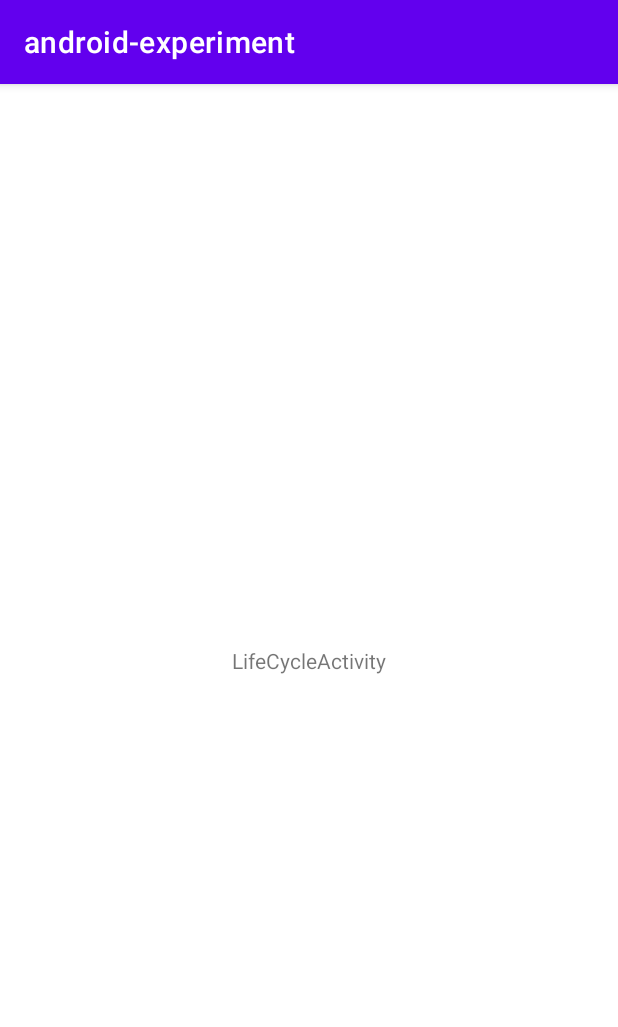
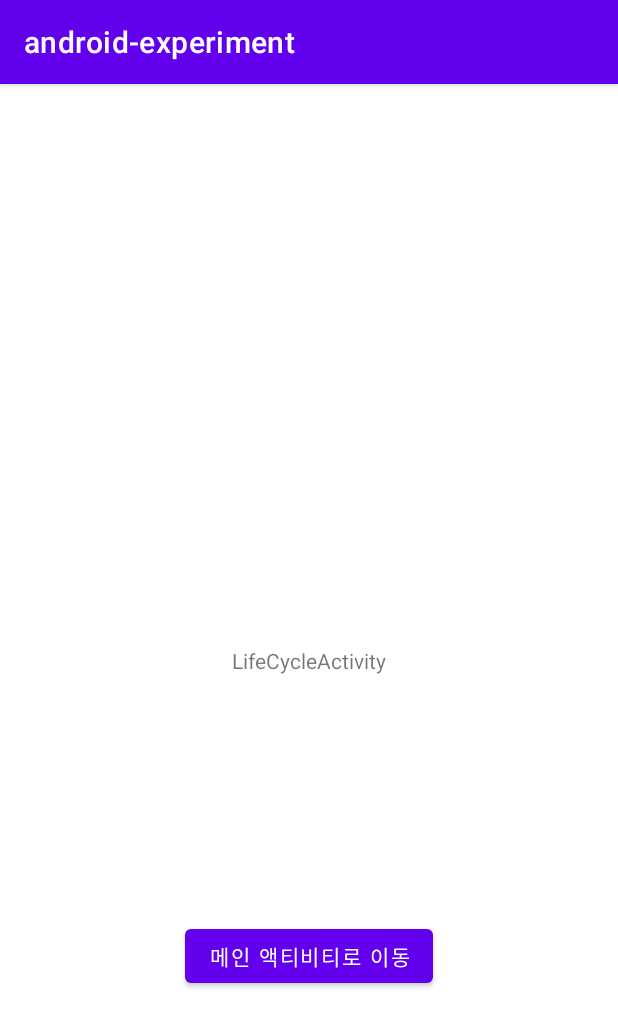
Before and after one commit to kldaji/android-experiment, an Android app: the screen it shows after launch (LifeCycleActivity), on a phone screen of 412 x 824 dp. Shown: the top 1027 px of the screen. Run offline under Robolectric (Android 15) with nearby library versions, the phone set to English and light mode, and no system bars.

Commit message:
#1 layout: 네비게이션 버튼 추가

```diff
--- a/app/src/main/res/layout/activity_lifecycle.xml
+++ b/app/src/main/res/layout/activity_lifecycle.xml
@@ -7,6 +7,7 @@
     tools:context=".lifecycle.LifeCycleActivity">
 
     <TextView
+        android:id="@+id/tv_lifecycle"
         android:layout_width="wrap_content"
         android:layout_height="wrap_content"
         android:text="@string/lifecycle_activity_title"
@@ -15,4 +16,14 @@
         app:layout_constraintRight_toRightOf="parent"
         app:layout_constraintTop_toTopOf="parent" />
 
+    <Button
+        android:id="@+id/btn_lifecycle_navigate"
+        android:layout_width="wrap_content"
+        android:layout_height="wrap_content"
+        android:text="@string/lifecycle_activity_navigate_button"
+        app:layout_constraintBottom_toBottomOf="parent"
+        app:layout_constraintEnd_toEndOf="parent"
+        app:layout_constraintStart_toStartOf="parent"
+        app:layout_constraintTop_toBottomOf="@id/tv_lifecycle" />
+
 </androidx.constraintlayout.widget.ConstraintLayout>
--- a/app/src/main/res/values/strings.xml
+++ b/app/src/main/res/values/strings.xml
@@ -1,4 +1,5 @@
 <resources>
     <string name="app_name">android-experiment</string>
     <string name="lifecycle_activity_title">LifeCycleActivity</string>
+    <string name="lifecycle_activity_navigate_button">메인 액티비티로 이동</string>
 </resources>
```
